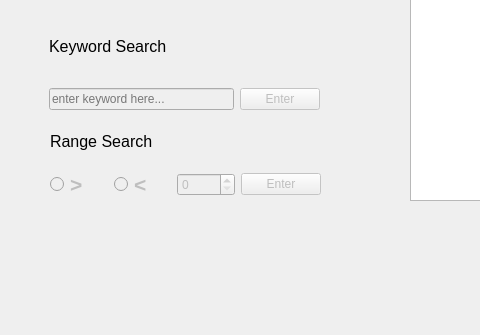
The window that mainwindow.ui (joeyCampbelll/FGCProjectQt) describes before a commit, drawn with Qt 5; both pictures show x 0 to 480 and y 190 to 525 of the 800 by 525 pixel window.
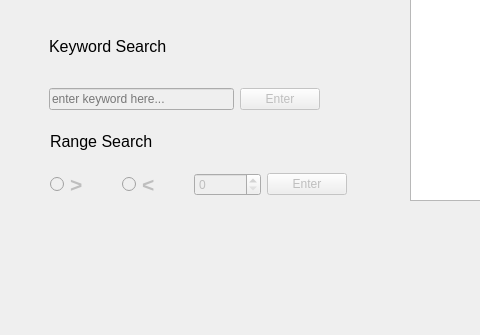
The same window after the commit.

Patch:
```diff
--- a/mainwindow.ui
+++ b/mainwindow.ui
@@ -228,7 +228,7 @@
        <rect>
         <x>50</x>
         <y>310</y>
-        <width>271</width>
+        <width>297</width>
         <height>80</height>
        </rect>
       </property>
@@ -288,6 +288,9 @@
            <property name="enabled">
             <bool>false</bool>
            </property>
+           <property name="maximum">
+            <number>10000000</number>
+           </property>
           </widget>
          </item>
          <item row="0" column="4">
```
